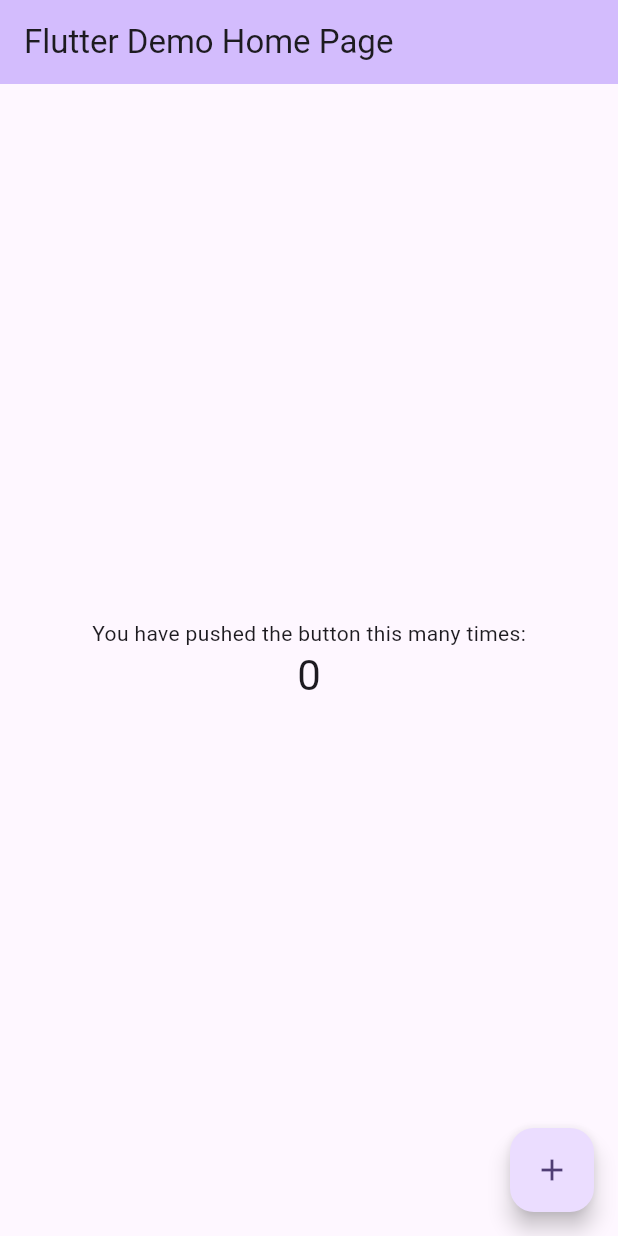
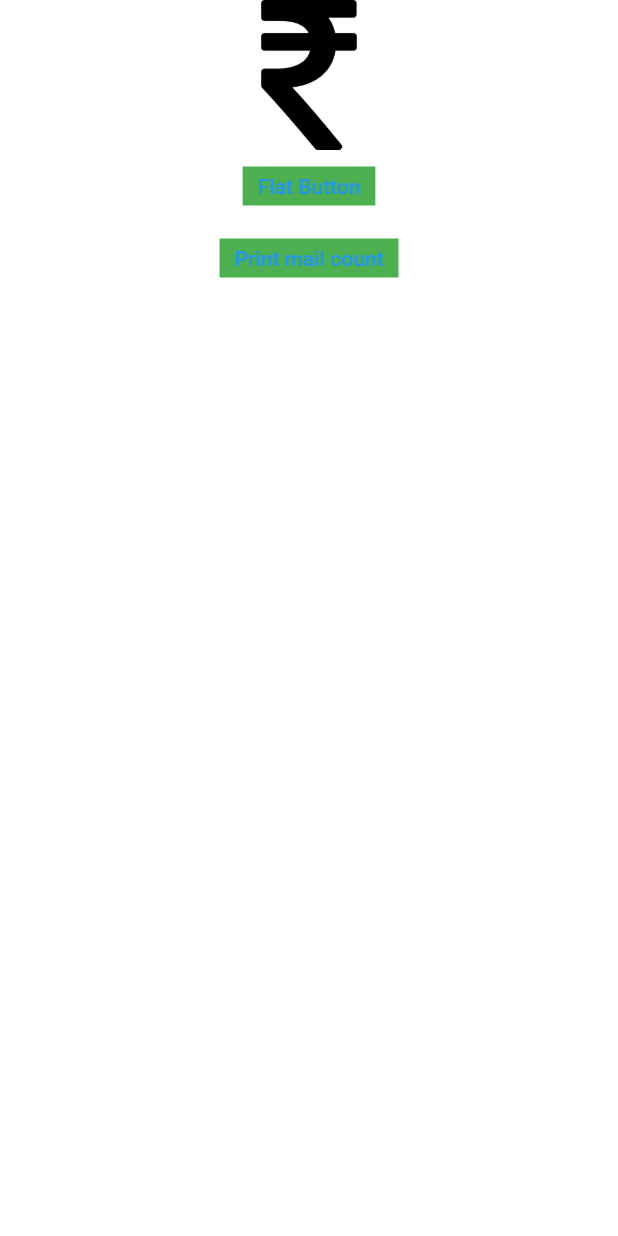
Before and after one commit to itsautfullday/email_credit_tracker, a Flutter app: the screen it shows after launch, on a phone screen of 412 x 824 dp. Run offline on Flutter 3.47's test engine with Material 2 defaults, Android fonts, the phone set to English and light mode, and no system bars; our stand-ins replace firebase_core, google_sign_in, googleapis_auth; missing offline and left inert: extension_google_sign_in_as_googleapis_auth, googleapis; accounts and stored records are empty.

Commit message:
Working list of messages pulled

```diff
--- a/lib/main.dart
+++ b/lib/main.dart
@@ -1,132 +1,14 @@
+import 'package:flutter/material.dart';
 import 'package:firebase_core/firebase_core.dart';
-import 'package:flutter/material.dart';
+import 'firebase_options.dart';
+import './views/launch_screen.dart';
 
-import 'firebase_options.dart';
+// ...
 
-void main() async{
+void main() async {
   WidgetsFlutterBinding.ensureInitialized();
   await Firebase.initializeApp(
     options: DefaultFirebaseOptions.currentPlatform,
   );
-  runApp(const MyApp());
+  runApp(LaunchScreen());
 }
-
-class MyApp extends StatelessWidget {
-  const MyApp({super.key});
-
-  // This widget is the root of your application.
-  @override
-  Widget build(BuildContext context) {
-    return MaterialApp(
-      title: 'Flutter Demo',
-      theme: ThemeData(
-        // This is the theme of your application.
-        //
-        // TRY THIS: Try running your application with "flutter run". You'll see
-        // the application has a blue toolbar. Then, without quitting the app,
-        // try changing the seedColor in the colorScheme below to Colors.green
-        // and then invoke "hot reload" (save your changes or press the "hot
-        // reload" button in a Flutter-supported IDE, or press "r" if you used
-        // the command line to start the app).
-        //
-        // Notice that the counter didn't reset back to zero; the application
-        // state is not lost during the reload. To reset the state, use hot
-        // restart instead.
-        //
-        // This works for code too, not just values: Most code changes can be
-        // tested with just a hot reload.
-        colorScheme: ColorScheme.fromSeed(seedColor: Colors.deepPurple),
-        useMaterial3: true,
-      ),
-      home: const MyHomePage(title: 'Flutter Demo Home Page'),
-    );
-  }
-}
-
-class MyHomePage extends StatefulWidget {
-  const MyHomePage({super.key, required this.title});
-
-  // This widget is the home page of your application. It is stateful, meaning
-  // that it has a State object (defined below) that contains fields that affect
-  // how it looks.
-
-  // This class is the configuration for the state. It holds the values (in this
-  // case the title) provided by the parent (in this case the App widget) and
-  // used by the build method of the State. Fields in a Widget subclass are
-  // always marked "final".
-
-  final String title;
-
-  @override
-  State<MyHomePage> createState() => _MyHomePageState();
-}
-
-class _MyHomePageState extends State<MyHomePage> {
-  int _counter = 0;
-
-  void _incrementCounter() {
-    setState(() {
-      // This call to setState tells the Flutter framework that something has
-      // changed in this State, which causes it to rerun the build method below
-      // so that the display can reflect the updated values. If we changed
-      // _counter without calling setState(), then the build method would not be
-      // called again, and so nothing would appear to happen.
-      _counter++;
-    });
-  }
-
-  @override
-  Widget build(BuildContext context) {
-    // This method is rerun every time setState is called, for instance as done
-    // by the _incrementCounter method above.
-    //
-    // The Flutter framework has been optimized to make rerunning build methods
-    // fast, so that you can just rebuild anything that needs updating rather
-    // than having to individually change instances of widgets.
-    return Scaffold(
-      appBar: AppBar(
-        // TRY THIS: Try changing the color here to a specific color (to
-        // Colors.amber, perhaps?) and trigger a hot reload to see the AppBar
-        // change color while the other colors stay the same.
-        backgroundColor: Theme.of(context).colorScheme.inversePrimary,
-        // Here we take the value from the MyHomePage object that was created by
-        // the App.build method, and use it to set our appbar title.
-        title: Text(widget.title),
-      ),
-      body: Center(
-        // Center is a layout widget. It takes a single child and positions it
-        // in the middle of the parent.
-        child: Column(
-          // Column is also a layout widget. It takes a list of children and
-          // arranges them vertically. By default, it sizes itself to fit its
-          // children horizontally, and tries to be as tall as its parent.
-          //
-          // Column has various properties to control how it sizes itself and
-          // how it positions its children. Here we use mainAxisAlignment to
-          // center the children vertically; the main axis here is the vertical
-          // axis because Columns are vertical (the cross axis would be
-          // horizontal).
-          //
-          // TRY THIS: Invoke "debug painting" (choose the "Toggle Debug Paint"
-          // action in the IDE, or press "p" in the console), to see the
-          // wireframe for each widget.
-          mainAxisAlignment: MainAxisAlignment.center,
-          children: <Widget>[
-            const Text(
-              'You have pushed the button this many times:',
-            ),
-            Text(
-              '$_counter',
-              style: Theme.of(context).textTheme.headlineMedium,
-            ),
-          ],
-        ),
-      ),
-      floatingActionButton: FloatingActionButton(
-        onPressed: _incrementCounter,
-        tooltip: 'Increment',
-        child: const Icon(Icons.add),
-      ), // This trailing comma makes auto-formatting nicer for build methods.
-    );
-  }
-}
--- /dev/null
+++ b/lib/models/services/google_service.dart
@@ -0,0 +1,61 @@
+import 'package:google_sign_in/google_sign_in.dart';
+import 'package:googleapis/gmail/v1.dart';
+import 'package:extension_google_sign_in_as_googleapis_auth/extension_google_sign_in_as_googleapis_auth.dart';
+import 'package:googleapis_auth/googleapis_auth.dart' as gapis;
+
+class GoogleService {
+  GoogleSignIn googleSignIn = GoogleSignIn(
+    scopes: [GmailApi.gmailReadonlyScope],
+  );
+
+  GoogleService._() {}
+
+  static GoogleService? _instance;
+  static GoogleService? get instance {
+    _instance ??= GoogleService._();
+    return _instance;
+  }
+
+  bool isUserSignedIn = false;
+
+  void signInService() async {
+    try {
+      await googleSignIn.signIn();
+    } catch (e) {
+      print(e.toString());
+      isUserSignedIn = false;
+    }
+    isUserSignedIn = true;
+  }
+
+  Future<gapis.AuthClient?> getAuthClient() {
+    if (!isUserSignedIn) {
+      throw Exception("Trying to fetch auth client before sign in");
+    }
+    return googleSignIn.authenticatedClient();
+  }
+}
+
+class MailService {
+  static MailService? _instance;
+  MailService._() {}
+
+  static MailService? get instance {
+    _instance ??= MailService._();
+    return _instance;
+  }
+
+  getUserMail() async {
+    print("Caling getUserMail");
+    gapis.AuthClient? client = await GoogleService.instance!.getAuthClient();
+    if (client == null) {
+      return;
+    }
+
+    ListMessagesResponse response =
+        await GmailApi(client).users.messages.list("me");
+
+    print(response.messages!.length.toString());
+    print(response.messages!.first.id.toString());
+  }
+}
--- /dev/null
+++ b/lib/views/launch_screen.dart
@@ -0,0 +1,52 @@
+import './../models/services/google_service.dart';
+import 'package:flutter/material.dart';
+
+class LaunchScreen extends StatefulWidget {
+  @override
+  LaunchScreenState createState() {
+    return LaunchScreenState();
+  }
+}
+
+class LaunchScreenState extends State<LaunchScreen> {
+  @override
+  Widget build(BuildContext context) {
+    return MaterialApp(
+        title: 'Expense manager - Email read',
+        home: Scaffold(
+          body: Container(
+            color: Colors.white,
+            child: Center(
+                child: Column(children: [
+              Image.asset(
+                "assets/images/rupee-indian.png",
+                height: 100,
+                width: 100,
+              ),
+              TextButton(
+                onPressed: GoogleService.instance?.signInService,
+                child: Container(
+                  color: Colors.green,
+                  padding:
+                      const EdgeInsets.symmetric(vertical: 5, horizontal: 10),
+                  child: const Text(
+                    'Flat Button',
+                  ),
+                ),
+              ),
+              TextButton(
+                onPressed: MailService.instance?.getUserMail,
+                child: Container(
+                  color: Colors.green,
+                  padding:
+                      const EdgeInsets.symmetric(vertical: 5, horizontal: 10),
+                  child: const Text(
+                    'Print mail count',
+                  ),
+                ),
+              )
+            ])),
+          ),
+        ));
+  }
+}
```
Also changed, not shown: pubspec.yaml (+4 -5 lines), assets/images/rupee-indian.png (added), pubspec.lock, 1 other file.
